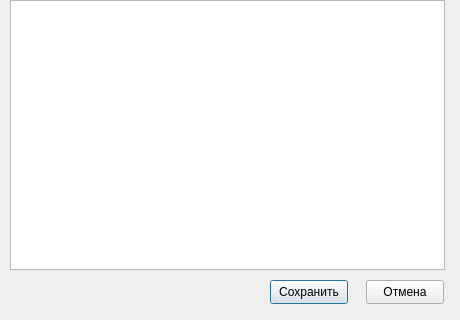
Old version of the form ui/edit_dialog.ui in the repository Th0rn-dev/training-planner-2; both pictures show x 0 to 460 and y 460 to 780 of the 460 by 780 pixel window.
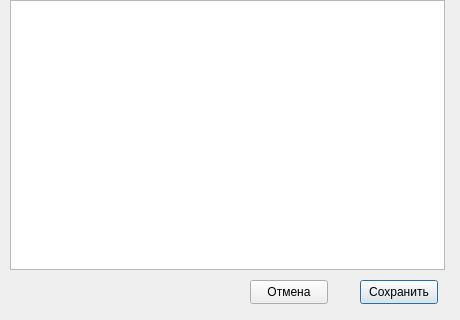
New version of the form.

Commit message: refactored request for get cards, dialogs windows

```diff
--- a/ui/edit_dialog.ui
+++ b/ui/edit_dialog.ui
@@ -108,7 +108,7 @@
   <widget class="QPushButton" name="addButton">
    <property name="geometry">
     <rect>
-     <x>270</x>
+     <x>360</x>
      <y>740</y>
      <width>78</width>
      <height>24</height>
@@ -121,7 +121,7 @@
   <widget class="QPushButton" name="cancelButton">
    <property name="geometry">
     <rect>
-     <x>366</x>
+     <x>250</x>
      <y>740</y>
      <width>78</width>
      <height>24</height>
```
The commit also changes 6 other files.
